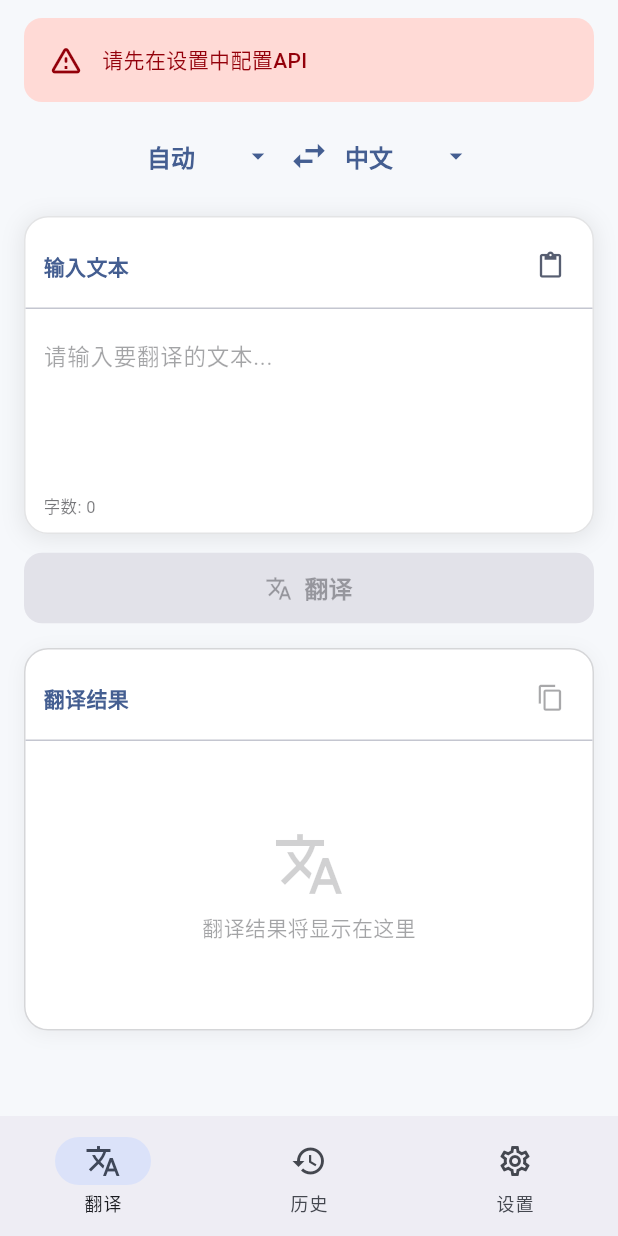
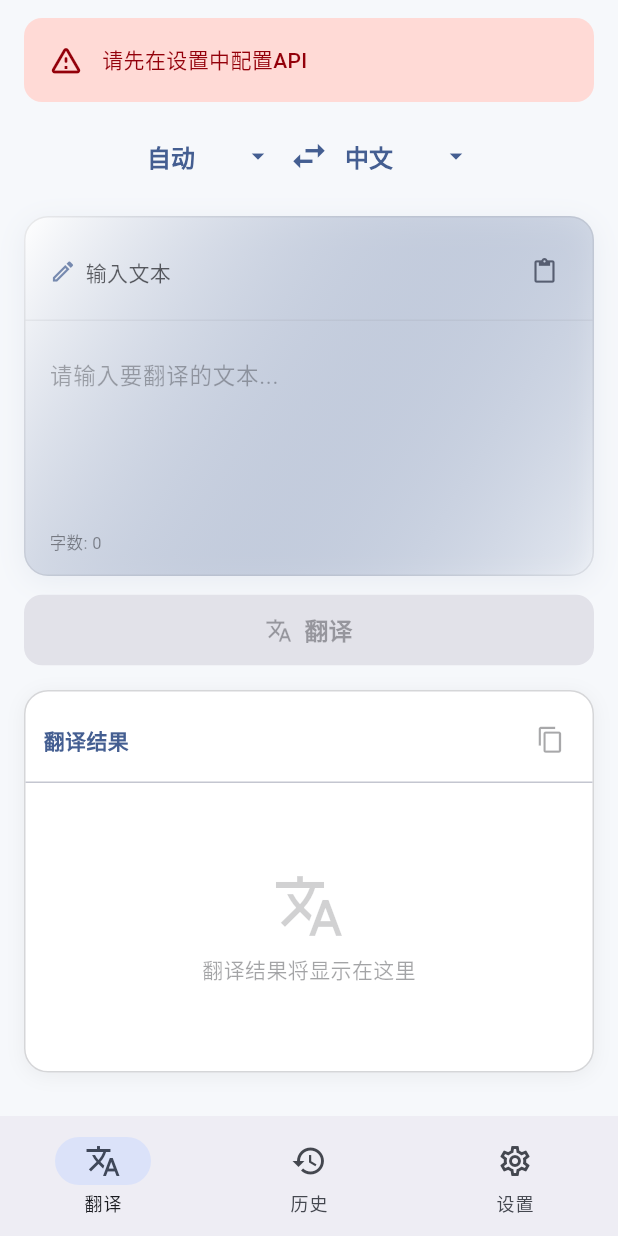
Before and after one commit to foraeu/mini_translate, a Flutter app: the screen it shows after launch, on a phone screen of 412 x 824 dp. Run offline on Flutter 3.47's test engine with Material 3 defaults, Android fonts, the phone set to English and light mode, and no system bars; our stand-ins replace dio, flutter_secure_storage, shared_preferences.

Commit message:
Improve the input area

```diff
--- a/lib/widgets/translation_input.dart
+++ b/lib/widgets/translation_input.dart
@@ -65,64 +65,83 @@ class _TranslationInputState extends State<TranslationInput> {
   Widget build(BuildContext context) {
     return Container(
       decoration: BoxDecoration(
-        // 使用纯白色背景
-        color: Colors.white,
+        // 微妙的渐变背景（白色→极浅蓝）
+        gradient: LinearGradient(
+          begin: Alignment.topLeft,
+          end: Alignment.bottomRight,
+          colors: [
+            Colors.white,
+            Theme.of(context).colorScheme.primary.withOpacity(0.02),
+          ],
+        ),
         borderRadius: BorderRadius.circular(16),
         border: Border.all(
-          color: Theme.of(context).colorScheme.outline.withOpacity(0.2),
+          color: Theme.of(context).colorScheme.outline.withOpacity(0.15),
+          width: 1,
         ),
         boxShadow: [
           BoxShadow(
-            color: Colors.black.withOpacity(0.08),
-            blurRadius: 12,
-            offset: const Offset(0, 2),
-            spreadRadius: 1,
+            color: Theme.of(context).colorScheme.primary.withOpacity(0.08),
+            blurRadius: 16,
+            offset: const Offset(0, 4),
+            spreadRadius: 0,
           ),
         ],
       ),
       child: Column(
         crossAxisAlignment: CrossAxisAlignment.start,
         children: [
-          // 工具栏
+          // 轻量化工具栏（去掉背景色）
           Padding(
-            padding: const EdgeInsets.fromLTRB(12, 8, 4, 4),
+            padding: const EdgeInsets.fromLTRB(16, 12, 8, 8),
             child: Row(
               children: [
+                Icon(
+                  Icons.edit_outlined,
+                  size: 18,
+                  color: Theme.of(context).colorScheme.primary.withOpacity(0.7),
+                ),
+                const SizedBox(width: 6),
                 Text(
                   '输入文本',
                   style: TextStyle(
                     fontSize: 14,
-                    fontWeight: FontWeight.w600,
-                    color: Theme.of(context).colorScheme.primary,
+                    fontWeight: FontWeight.w500,
+                    color: Theme.of(context).colorScheme.onSurface.withOpacity(0.7),
                   ),
                 ),
                 const Spacer(),
                 // 粘贴按钮
                 IconButton(
-                  icon: const Icon(Icons.content_paste, size: 19),
+                  icon: const Icon(Icons.content_paste_outlined, size: 18),
                   onPressed: _pasteFromClipboard,
                   tooltip: '粘贴',
                   color: Theme.of(context).colorScheme.secondary,
                   padding: const EdgeInsets.all(8),
                   constraints: const BoxConstraints(),
+                  splashRadius: 20,
                 ),
                 // 清除按钮
                 if (widget.text.isNotEmpty)
                   IconButton(
-                    icon: const Icon(Icons.clear, size: 19),
+                    icon: const Icon(Icons.clear_rounded, size: 18),
                     onPressed: widget.onClear,
                     tooltip: '清除',
-                    color: Theme.of(context).colorScheme.error,
+                    color: Theme.of(context).colorScheme.error.withOpacity(0.7),
                     padding: const EdgeInsets.all(8),
                     constraints: const BoxConstraints(),
+                    splashRadius: 20,
                   ),
               ],
             ),
           ),
-          const Divider(height: 1),
+          Divider(
+            height: 1,
+            color: Theme.of(context).colorScheme.outline.withOpacity(0.1),
+          ),
           // 文本输入框
           Padding(
-            padding: const EdgeInsets.all(12),
+            padding: const EdgeInsets.all(16),
             child: TextField(
               controller: _controller,
               maxLines: 4,
@@ -130,21 +149,21 @@ class _TranslationInputState extends State<TranslationInput> {
                 hintText: '请输入要翻译的文本...',
                 border: InputBorder.none,
                 hintStyle: TextStyle(
-                  color: Theme.of(context).colorScheme.onSurface.withOpacity(0.4),
+                  color: Theme.of(context).colorScheme.onSurface.withOpacity(0.35),
                 ),
               ),
-              style: const TextStyle(fontSize: 15, height: 1.4),
+              style: const TextStyle(fontSize: 15, height: 1.5),
               onChanged: widget.onTextChanged,
             ),
           ),
           // 字数统计
           Padding(
-            padding: const EdgeInsets.fromLTRB(12, 0, 12, 8),
+            padding: const EdgeInsets.fromLTRB(16, 0, 16, 12),
             child: Text(
               '字数: ${widget.wordCount}',
               style: TextStyle(
                 fontSize: 11,
-                color: Theme.of(context).colorScheme.onSurface.withOpacity(0.6),
+                color: Theme.of(context).colorScheme.onSurface.withOpacity(0.5),
               ),
             ),
           ),
```
